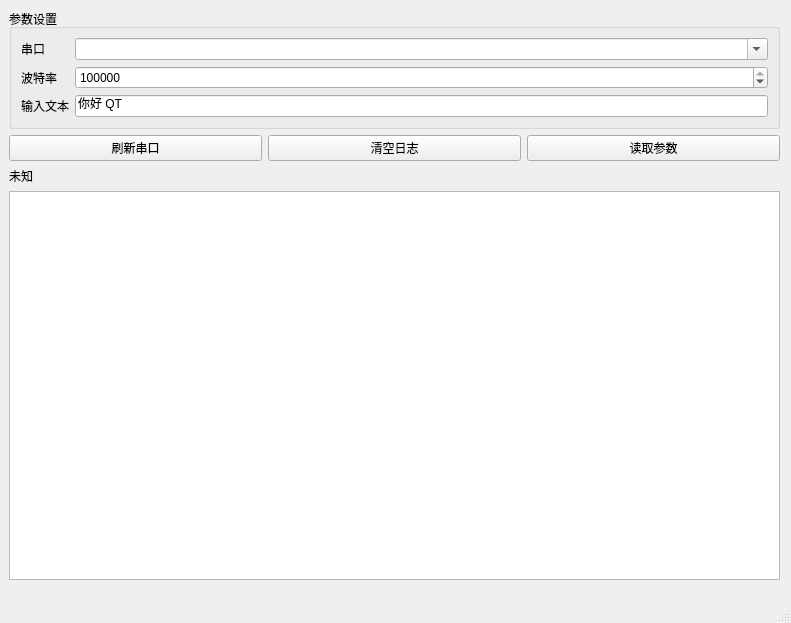
qq45119626FangZhi/Serial_port_debug, file mainwindow.ui: the form before one commit.
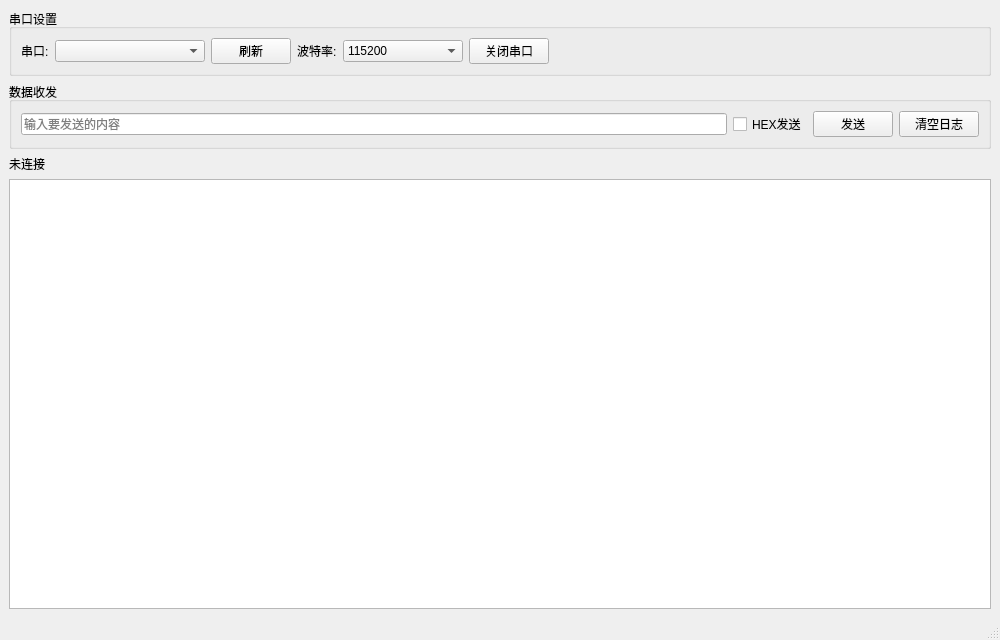
The form after the commit.

Patch:
```diff
--- a/mainwindow.ui
+++ b/mainwindow.ui
@@ -6,130 +6,189 @@
    <rect>
     <x>0</x>
     <y>0</y>
-    <width>791</width>
-    <height>623</height>
+    <width>1000</width>
+    <height>640</height>
    </rect>
   </property>
   <property name="windowTitle">
    <string>MainWindow</string>
   </property>
   <widget class="QWidget" name="centralwidget">
-   <property name="maximumSize">
-    <size>
-     <width>800</width>
-     <height>600</height>
-    </size>
-   </property>
-   <widget class="QWidget" name="layoutWidget">
-    <property name="geometry">
-     <rect>
-      <x>9</x>
-      <y>9</y>
-      <width>771</width>
-      <height>571</height>
-     </rect>
-    </property>
-    <layout class="QVBoxLayout" name="verticalLayout">
-     <item>
-      <widget class="QGroupBox" name="groupBox">
-       <property name="title">
-        <string>参数设置</string>
-       </property>
-       <layout class="QGridLayout" name="gridLayout">
-        <item row="1" column="1">
-         <widget class="QSpinBox" name="baud_rate_spinBox">
-          <property name="maximum">
-           <number>921600</number>
-          </property>
-          <property name="value">
-           <number>115200</number>
-          </property>
-         </widget>
-        </item>
-        <item row="0" column="1">
-         <widget class="QComboBox" name="port_comboBox">
-          <property name="editable">
-           <bool>true</bool>
-          </property>
-         </widget>
-        </item>
-        <item row="2" column="0">
-         <widget class="QLabel" name="input_label">
-          <property name="text">
-           <string>输入文本</string>
-          </property>
-         </widget>
-        </item>
-        <item row="2" column="1">
-         <widget class="QLineEdit" name="input_lineEdit">
-          <property name="text">
-           <string>你好 QT</string>
-          </property>
-         </widget>
-        </item>
-        <item row="1" column="0">
-         <widget class="QLabel" name="baud_tate_label">
-          <property name="text">
-           <string>波特率</string>
-          </property>
-         </widget>
-        </item>
-        <item row="0" column="0">
-         <widget class="QLabel" name="port_label">
-          <property name="text">
-           <string>串口</string>
-          </property>
-         </widget>
-        </item>
-       </layout>
-      </widget>
-     </item>
-     <item>
+   <layout class="QVBoxLayout" name="verticalLayout">
+    <item>
+     <widget class="QGroupBox" name="serial_groupBox">
+      <property name="title">
+       <string>串口设置</string>
+      </property>
       <layout class="QHBoxLayout" name="horizontalLayout">
+       <item>
+        <widget class="QLabel" name="port_label">
+         <property name="text">
+          <string>串口:</string>
+         </property>
+        </widget>
+       </item>
+       <item>
+        <widget class="QComboBox" name="port_comboBox">
+         <property name="minimumSize">
+          <size>
+           <width>150</width>
+           <height>0</height>
+          </size>
+         </property>
+        </widget>
+       </item>
        <item>
         <widget class="QPushButton" name="refresh_pushButton">
-         <property name="enabled">
-          <bool>true</bool>
+         <property name="text">
+          <string>刷新</string>
          </property>
+        </widget>
+       </item>
+       <item>
+        <widget class="QLabel" name="baud_label">
          <property name="text">
-          <string>刷新串口</string>
+          <string>波特率:</string>
          </property>
         </widget>
        </item>
        <item>
-        <widget class="QPushButton" name="refresh_pushButton_3">
-         <property name="enabled">
-          <bool>true</bool>
+        <widget class="QComboBox" name="baud_comboBox">
+         <property name="minimumSize">
+          <size>
+           <width>120</width>
+           <height>0</height>
+          </size>
          </property>
+         <property name="currentIndex">
+          <number>4</number>
+         </property>
+         <item>
+          <property name="text">
+           <string>9600</string>
+          </property>
+         </item>
+         <item>
+          <property name="text">
+           <string>19200</string>
+          </property>
+         </item>
+         <item>
+          <property name="text">
+           <string>38400</string>
+          </property>
+         </item>
+         <item>
+          <property name="text">
+           <string>57600</string>
+          </property>
+         </item>
+         <item>
+          <property name="text">
+           <string>115200</string>
+          </property>
+         </item>
+         <item>
+          <property name="text">
+           <string>230400</string>
+          </property>
+         </item>
+         <item>
+          <property name="text">
+           <string>460800</string>
+          </property>
+         </item>
+         <item>
+          <property name="text">
+           <string>921600</string>
+          </property>
+         </item>
+        </widget>
+       </item>
+       <item>
+        <widget class="QPushButton" name="close_pushButton">
+         <property name="text">
+          <string>关闭串口</string>
+         </property>
+        </widget>
+       </item>
+       <item>
+        <spacer name="serial_spacer">
+         <property name="orientation">
+          <enum>Qt::Horizontal</enum>
+         </property>
+         <property name="sizeHint" stdset="0">
+          <size>
+           <width>40</width>
+           <height>20</height>
+          </size>
+         </property>
+        </spacer>
+       </item>
+      </layout>
+     </widget>
+    </item>
+    <item>
+     <widget class="QGroupBox" name="data_groupBox">
+      <property name="title">
+       <string>数据收发</string>
+      </property>
+      <layout class="QHBoxLayout" name="horizontalLayout_2">
+       <item>
+        <widget class="QLineEdit" name="input_lineEdit">
+         <property name="minimumSize">
+          <size>
+           <width>400</width>
+           <height>0</height>
+          </size>
+         </property>
+         <property name="placeholderText">
+          <string>输入要发送的内容</string>
+         </property>
+        </widget>
+       </item>
+       <item>
+        <widget class="QCheckBox" name="hex_checkBox">
+         <property name="text">
+          <string>HEX发送</string>
+         </property>
+        </widget>
+       </item>
+       <item>
+        <widget class="QPushButton" name="send_pushButton">
+         <property name="text">
+          <string>发送</string>
+         </property>
+        </widget>
+       </item>
+       <item>
+        <widget class="QPushButton" name="clear_pushButton">
          <property name="text">
           <string>清空日志</string>
          </property>
         </widget>
        </item>
-       <item>
-        <widget class="QPushButton" name="refresh_pushButton_2">
-         <property name="enabled">
-          <bool>true</bool>
-         </property>
-         <property name="text">
-          <string>读取参数</string>
-         </property>
-        </widget>
-       </item>
       </layout>
-     </item>
-     <item>
-      <widget class="QLabel" name="log_title">
-       <property name="text">
-        <string>未知</string>
-       </property>
-      </widget>
-     </item>
-     <item>
-      <widget class="QTextBrowser" name="log_output_browser"/>
-     </item>
-    </layout>
-   </widget>
+     </widget>
+    </item>
+    <item>
+     <widget class="QLabel" name="status_label">
+      <property name="text">
+       <string>未连接</string>
+      </property>
+     </widget>
+    </item>
+    <item>
+     <widget class="QTextBrowser" name="log_output_browser">
+      <property name="minimumSize">
+       <size>
+        <width>0</width>
+        <height>300</height>
+       </size>
+      </property>
+     </widget>
+    </item>
+   </layout>
   </widget>
   <widget class="QMenuBar" name="menubar">
    <property name="geometry">
```
Left out of the diff: 2 changed lines with no effect on the pictures.
